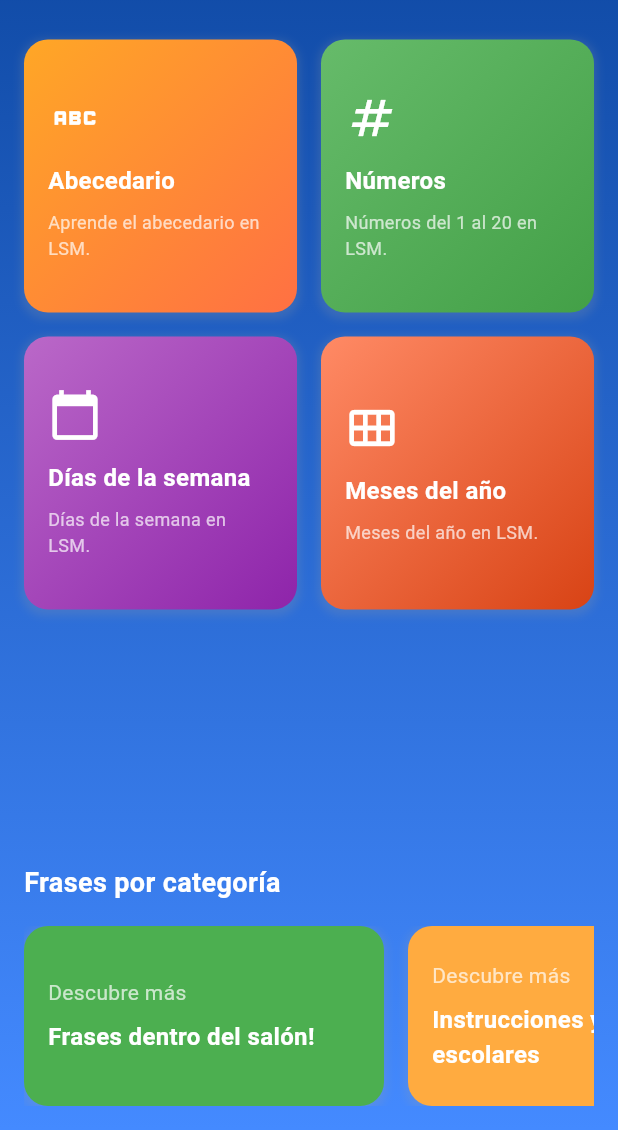
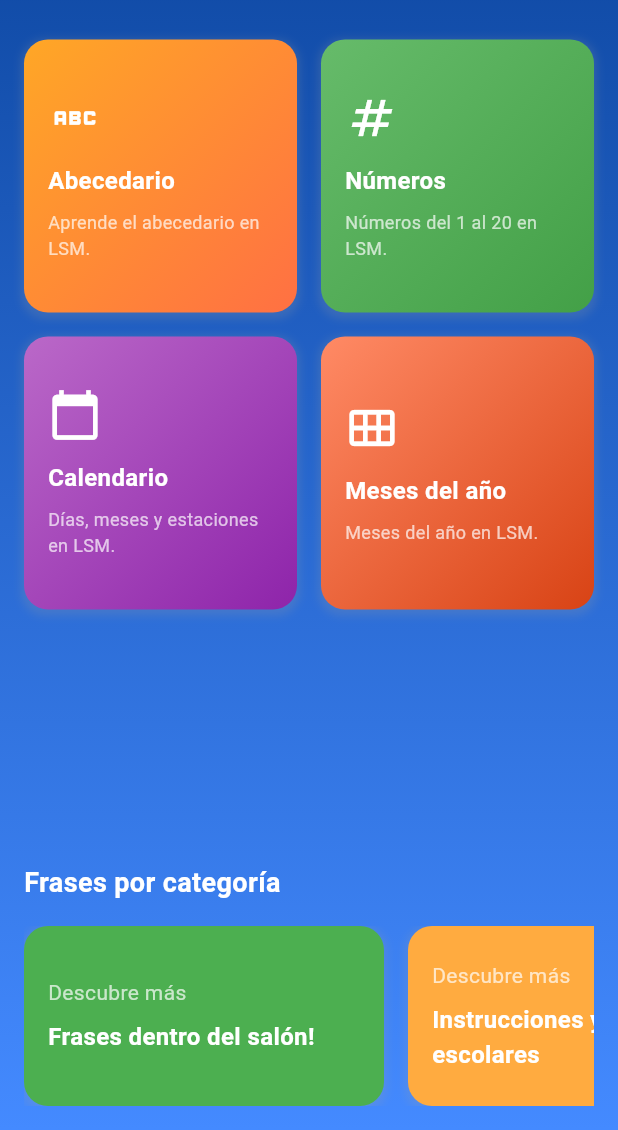
Before and after one commit to RommelOlachea/app-mqh-cbtis62, a Flutter app: the TopicsScreen screen opened by its route, on a phone screen of 412 x 824 dp, the part 106-1236 px from its top. Run offline on Flutter 3.47's test engine with Material 3 defaults, Android fonts, the phone set to English and light mode, and no system bars; our stand-ins replace flutter_secure_storage, go_router, video_player; accounts and stored records are empty.

Commit message:
cambio la opcion de dias de la semana por calendario

```diff
--- a/lib/presentation/screens/topics_screen.dart
+++ b/lib/presentation/screens/topics_screen.dart
@@ -116,8 +116,8 @@ final FlutterSecureStorage _secureStorage = FlutterSecureStorage();
                         route: '/numbers',
                       ),
                       _AdTopic(
-                        title: 'Días de la semana',
-                        description: 'Días de la semana en LSM.',
+                        title: 'Calendario',
+                        description: 'Días, meses y estaciones en LSM.',
                         icon: Icons.calendar_today,
                         gradientColors: [Color(0xFFBA68C8), Color(0xFF8E24AA)],
                         route: '/development',
@@ -201,6 +201,7 @@ class _AdTopic extends StatelessWidget {
       onTap: () {
         GoRouter.of(context).push(route);
       },
+      child: Expanded(
         child: Container(
           decoration: BoxDecoration(
             gradient: LinearGradient(
@@ -242,6 +243,7 @@ class _AdTopic extends StatelessWidget {
                 ),
               ),
             ],
+          ),
         ),
       ),
     );
```
Lines whose indentation alone changed are shown as unchanged.
